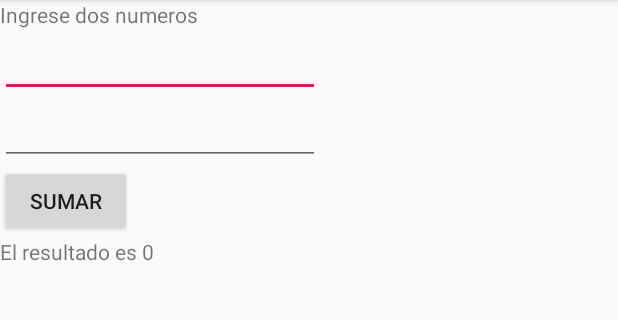
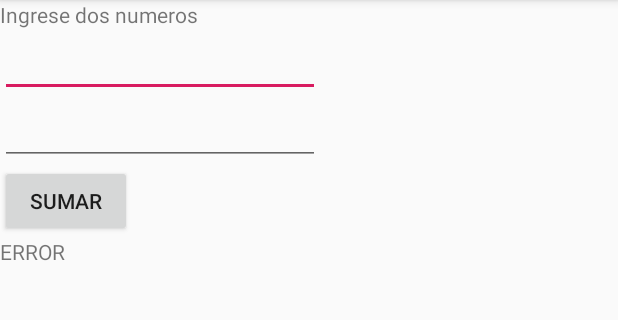
Before and after one commit to cristian16b/Android-PrimerosPasos, an Android app: the screen it shows after launch (MainActivity), after a tap on "SUMAR", on a phone screen of 412 x 824 dp, the part 84-404 px from its top. Run offline under Robolectric (Android 15) with nearby library versions, the phone set to English and light mode, and no system bars.

```diff
--- a/app/src/main/java/com/example/usuario/myapplication/MainActivity.java
+++ b/app/src/main/java/com/example/usuario/myapplication/MainActivity.java
@@ -25,6 +25,7 @@ public class MainActivity extends AppCompatActivity {
 
     public void sumar(View view) {
 
+        try {
             String primerNumero = numeroI.getText().toString();
             String segundoNumero = numeroII.getText().toString();
             int nro1 = Integer.parseInt(primerNumero);
@@ -34,4 +35,10 @@ public class MainActivity extends AppCompatActivity {
 
             resultadoSuma.setText("El resultado es " +  Suma);
         }
+        catch (Exception e) {
+            resultadoSuma.setText("ERROR");
         }
+    }
+
+
+}
```
Lines whose indentation alone changed are shown as unchanged.
